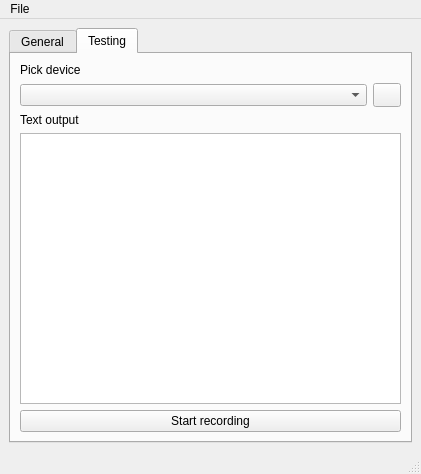
Old version of the form src/application.ui in the repository IlgarLunin/vosk-language-server.
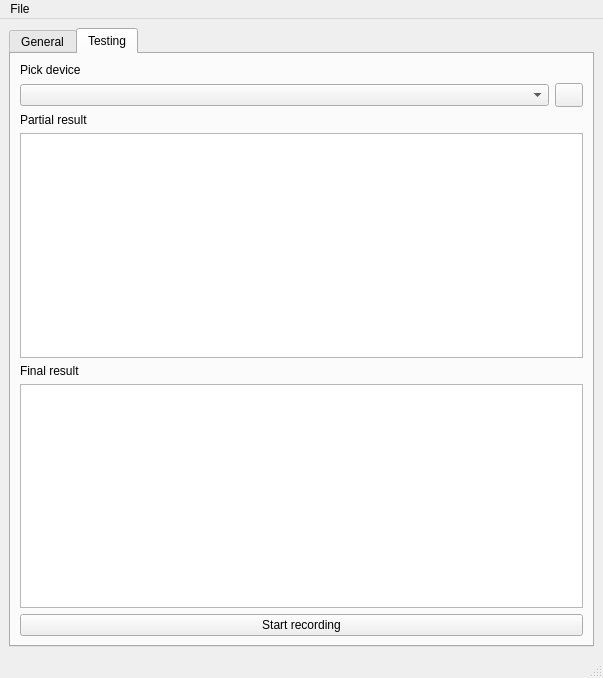
New version of the form. The open tabs and pages were chosen to show the change. Icons and pictures are not drawn.

```diff
--- a/src/application.ui
+++ b/src/application.ui
@@ -6,8 +6,8 @@
    <rect>
     <x>0</x>
     <y>0</y>
-    <width>421</width>
-    <height>474</height>
+    <width>603</width>
+    <height>678</height>
    </rect>
   </property>
   <property name="windowTitle">
@@ -287,12 +287,26 @@
           <item>
            <widget class="QLabel" name="label_2">
             <property name="text">
-             <string>Text output</string>
+             <string>Partial result</string>
             </property>
            </widget>
           </item>
           <item>
-           <widget class="QPlainTextEdit" name="pteTextOutput">
+           <widget class="QPlainTextEdit" name="tePartialResult">
+            <property name="readOnly">
+             <bool>true</bool>
+            </property>
+           </widget>
+          </item>
+          <item>
+           <widget class="QLabel" name="label_3">
+            <property name="text">
+             <string>Final result</string>
+            </property>
+           </widget>
+          </item>
+          <item>
+           <widget class="QPlainTextEdit" name="teFinalResult">
             <property name="readOnly">
              <bool>true</bool>
             </property>
@@ -319,7 +333,7 @@
     <rect>
      <x>0</x>
      <y>0</y>
-     <width>421</width>
+     <width>603</width>
      <height>21</height>
     </rect>
    </property>
```
Left out of the diff: 4 changed lines with no effect on the pictures.
